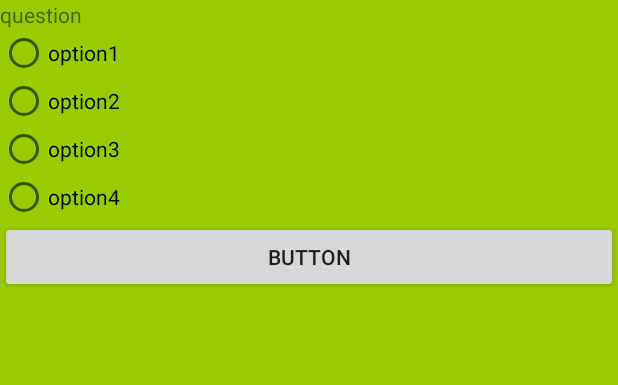
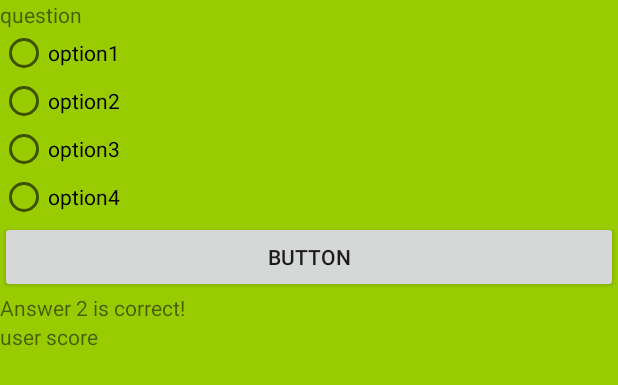
Before and after one commit to Sashagerasimov/3634-Assignement, an Android app: the layout activity_quiz.xml on its own in the app's theme, with its tools: preview values and no code run, on a phone screen of 412 x 824 dp. Shown: the top 385 px of the screen. Run offline under Robolectric (Android 15) with nearby library versions, the phone set to English and light mode, and no system bars.

```diff
--- a/app/src/main/res/layout/activity_quiz.xml
+++ b/app/src/main/res/layout/activity_quiz.xml
@@ -45,6 +45,18 @@
             android:layout_width="match_parent"
             android:layout_height="wrap_content"
             android:text="Button" />
+
+        <TextView
+            android:id="@+id/correct"
+            android:layout_width="match_parent"
+            android:layout_height="wrap_content"
+            android:text="Answer 2 is correct!" />
+
+        <TextView
+            android:id="@+id/userScore"
+            android:layout_width="match_parent"
+            android:layout_height="wrap_content"
+            android:text="user score" />
     </RadioGroup>
 
 </LinearLayout>
```
Also changed, not shown: app/src/main/java/com/example/a3634_assigment/Activities/QuizActivity.java (+80 -24 lines).
